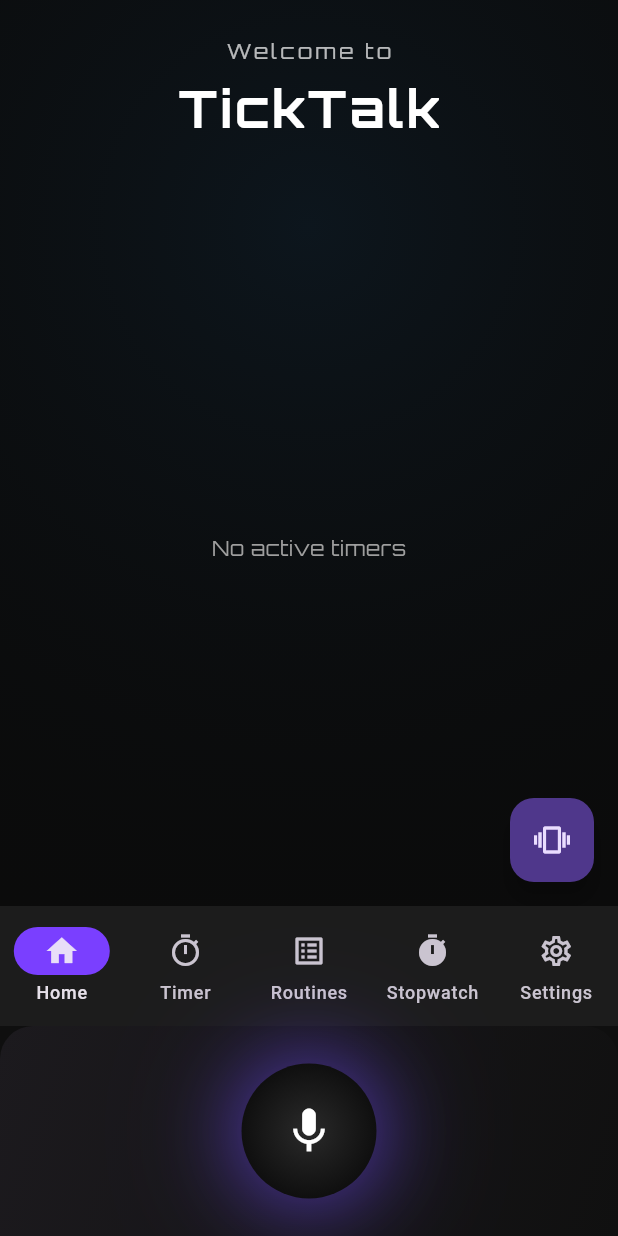
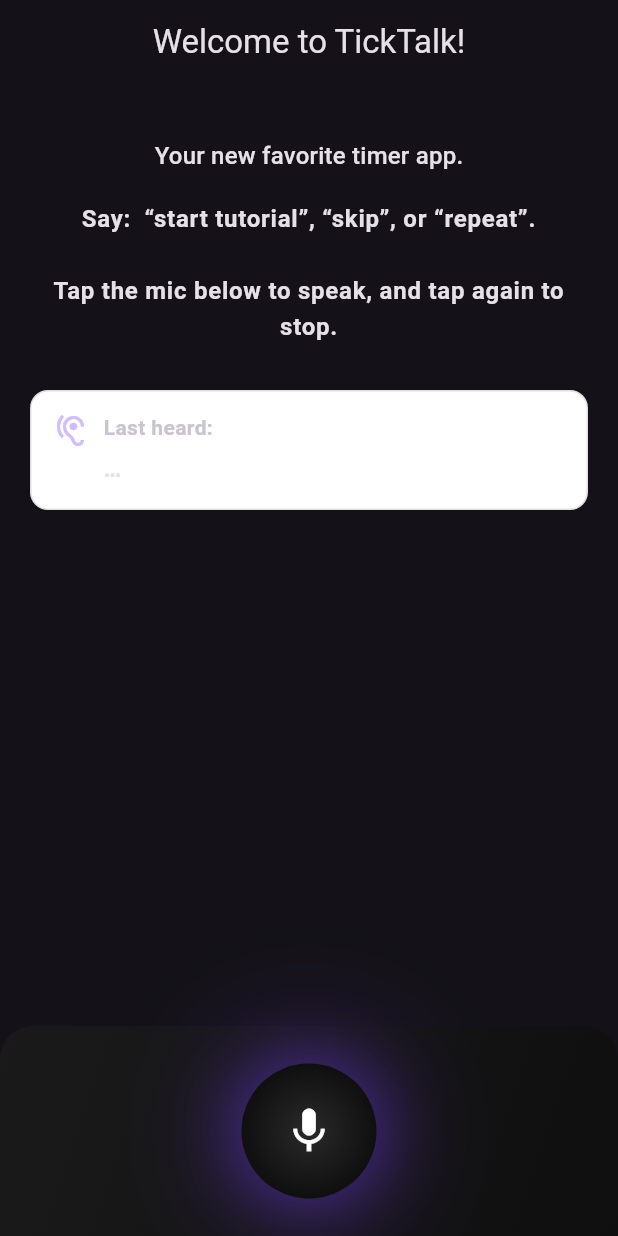
Before and after one commit to devgrg25/TickTalk-User-Stories-and-Project-Setup-Group-2-, a Flutter app: the screen it shows after launch, after a tap on the "mic none" icon, on a phone screen of 412 x 824 dp. Run offline on Flutter 3.47's test engine with Material 3 defaults, Android fonts, the phone set to English and light mode, and no system bars; our stand-ins replace flutter_tts, google_fonts, shared_preferences, speech_to_text.

Commit message:
New UI for welcome page.

```diff
--- /dev/null
+++ b/lib/UI/welcome_page/welcome_page.dart
@@ -0,0 +1,261 @@
+import 'package:flutter/material.dart';
+import 'package:flutter/services.dart';
+import 'package:flutter_tts/flutter_tts.dart';
+import 'package:speech_to_text/speech_to_text.dart' as stt;
+import 'package:shared_preferences/shared_preferences.dart';
+
+import '../../app_shell/main_shell.dart';          // new UI shell
+import '../../app_shell/voice_mic_bar.dart';
+
+
+class WelcomePage extends StatefulWidget {
+  const WelcomePage({super.key});
+
+  @override
+  State<WelcomePage> createState() => _WelcomePageState();
+}
+
+class _WelcomePageState extends State<WelcomePage> {
+  // ---- TTS ----
+  final FlutterTts _tts = FlutterTts();
+  bool _hasPlayedWelcome = false;
+
+  // ---- Speech ----
+  final stt.SpeechToText _speech = stt.SpeechToText();
+  bool _listening = false;
+  String _lastHeard = '…';
+
+  final String _welcomeText = '''
+Welcome to TickTalk. I’ll guide you through setup and features step by step.
+Say “start tutorial” to begin, “skip” to continue to the app, or “repeat” to hear this again.
+Tap the mic at the bottom of your screen to speak, then tap again to stop.
+''';
+
+  @override
+  void initState() {
+    super.initState();
+    _initTts();
+    _initSpeech();
+    WidgetsBinding.instance.addPostFrameCallback((_) => _maybePlayWelcome());
+  }
+
+  // --------------------- T T S --------------------- //
+  Future<void> _initTts() async {
+    try {
+      await _tts.setLanguage('en-US');
+      await _tts.setSpeechRate(0.50);
+      await _tts.setPitch(1.0);
+      await _tts.awaitSpeakCompletion(true);
+    } catch (_) {}
+    _maybePlayWelcome();
+  }
+
+  Future<void> _maybePlayWelcome() async {
+    if (!mounted || _hasPlayedWelcome) return;
+    await Future.delayed(const Duration(milliseconds: 250));
+    try {
+      await _tts.stop();
+      await _tts.speak(_welcomeText);
+      _hasPlayedWelcome = true;
+    } catch (_) {}
+  }
+
+  // ------------------ S P E E C H ------------------ //
+  Future<void> _initSpeech() async {
+    try {
+      await _speech.initialize(
+        onStatus: (s) {
+          if (!mounted) return;
+          if (s == 'done' || s == 'notListening') {
+            setState(() => _listening = false);
+          }
+        },
+        onError: (_) {
+          if (!mounted) return;
+          setState(() => _listening = false);
+        },
+      );
+    } catch (_) {}
+  }
+
+  Future<void> _startListening() async {
+    if (!await _speech.hasPermission && !(await _speech.initialize())) return;
+    if (!mounted) return;
+
+    setState(() => _listening = true);
+
+    await _speech.listen(
+      partialResults: true,
+      localeId: 'en_US',
+      listenMode: stt.ListenMode.confirmation,
+      onResult: (res) {
+        if (!mounted) return;
+        final words = res.recognizedWords.trim();
+        if (words.isEmpty) return;
+        setState(() => _lastHeard = words);
+        if (res.finalResult) _handle(words.toLowerCase());
+      },
+    );
+  }
+
+  Future<void> _stopListening() async {
+    try {
+      await _speech.stop();
+    } catch (_) {}
+    if (!mounted) return;
+    setState(() => _listening = false);
+  }
+
+  // ------------------ N A V I G A T I O N ------------------ //
+  Future<void> _goHome() async {
+    try {
+      await _speech.stop();
+      await _tts.stop();
+    } catch (_) {}
+    if (!mounted) return;
+
+    Navigator.of(context).pushReplacement(
+      MaterialPageRoute(builder: (_) => const MainShell()),
+    );
+
+    final prefs = await SharedPreferences.getInstance();
+    await prefs.setBool('hasSeenWelcome', true);
+  }
+
+  Future<void> _handle(String words) async {
+    bool has(String s) => words.contains(s);
+
+    if (has('repeat')) {
+      await _tts.stop();
+      await _tts.speak(_welcomeText);
+      return;
+    }
+
+    if (has('start tutorial') || has('start the tutorial') || has('start')) {
+      await _goHome(); // for now just enter the app
+      return;
+    }
+
+    if (has('skip') || has('continue')) {
+      await _goHome();
+      return;
+    }
+  }
+
+  // Optional tactile feedback
+  Future<void> _triggerFeedback() async {
+    try {
+      HapticFeedback.mediumImpact();
+      SystemSound.play(SystemSoundType.click);
+    } catch (_) {}
+  }
+
+  @override
+  void dispose() {
+    _speech.stop();
+    _tts.stop();
+    super.dispose();
+  }
+
+  // -------------------- UI --------------------
+  @override
+  Widget build(BuildContext context) {
+    final cs = Theme.of(context).colorScheme;
+
+    return Scaffold(
+      backgroundColor: cs.surface,
+      appBar: AppBar(
+        title: const Text('Welcome to TickTalk!'),
+        centerTitle: true,
+      ),
+      body: SafeArea(
+        child: Stack(
+          children: [
+            // --------- Main content ---------
+            ListView(
+              padding: const EdgeInsets.fromLTRB(20, 28, 20, 160),
+              children: [
+                const SizedBox(height: 8),
+                Text(
+                  'Your new favorite timer app.',
+                  textAlign: TextAlign.center,
+                  style: Theme.of(context).textTheme.titleMedium,
+                ),
+                const SizedBox(height: 18),
+                Text(
+                  'Say:  “start tutorial”, “skip”, or “repeat”.\n\n'
+                      'Tap the mic below to speak, and tap again to stop.',
+                  textAlign: TextAlign.center,
+                  style: Theme.of(context)
+                      .textTheme
+                      .bodyLarge
+                      ?.copyWith(fontWeight: FontWeight.w600),
+                ),
+                const SizedBox(height: 30),
+
+                // Heard box
+                Container(
+                  width: double.infinity,
+                  padding: const EdgeInsets.all(14),
+                  decoration: BoxDecoration(
+                    color: Colors.white,
+                    borderRadius: BorderRadius.circular(12),
+                    border: Border.all(color: Colors.black12),
+                  ),
+                  child: Row(
+                    crossAxisAlignment: CrossAxisAlignment.start,
+                    children: [
+                      Icon(Icons.hearing, color: cs.primary),
+                      const SizedBox(width: 10),
+                      Expanded(
+                        child: Column(
+                          crossAxisAlignment: CrossAxisAlignment.start,
+                          children: [
+                            Text(
+                              'Last heard:',
+                              style: TextStyle(
+                                color: cs.onSurfaceVariant,
+                                fontWeight: FontWeight.w600,
+                              ),
+                            ),
+                            const SizedBox(height: 6),
+                            Text(
+                              _lastHeard.isEmpty ? '…' : _lastHeard,
+                              style: Theme.of(context)
+                                  .textTheme
+                                  .titleMedium
+                                  ?.copyWith(fontWeight: FontWeight.w600),
+                            ),
+                          ],
+                        ),
+                      ),
+                    ],
+                  ),
+                ),
+              ],
+            ),
+
+            // --------- Bottom mic (same component as home) ---------
+            Align(
+              alignment: Alignment.bottomCenter,
+              child: SafeArea(
+                child: VoiceMicBar(
+                  isListening: _listening,
+                  onTap: () async {
+                    await _triggerFeedback();
+                    if (_listening) {
+                      await _stopListening();
+                    } else {
+                      await _tts.stop();
+                      await _startListening();
+                    }
+                  },
+                ),
+              ),
+            ),
+          ],
+        ),
+      ),
+    );
+  }
+}
--- a/lib/main.dart
+++ b/lib/main.dart
@@ -1,13 +1,19 @@
 import 'package:flutter/material.dart';
+import 'package:shared_preferences/shared_preferences.dart';
+
 import 'app_shell/main_shell.dart';
 
 // NEW: Import stopwatch pages
 import 'package:ticktalk_app/UI/stopwatch/stopwatch_selector_page.dart';
 import 'package:ticktalk_app/UI/stopwatch/normal_stopwatch_page.dart';
 
+// NEW: Welcome page
+import 'UI/welcome_page/welcome_page.dart';
+
 final RouteObserver<PageRoute> routeObserver = RouteObserver<PageRoute>();
 
 void main() {
+  WidgetsFlutterBinding.ensureInitialized();
   runApp(const TickTalkApp());
 }
 
@@ -22,13 +28,58 @@
       theme: ThemeData.dark(),
       navigatorObservers: [routeObserver],
 
-      // ✅ Add stopwatch routes here
+      // ✅ Stopwatch routes stay the same
       routes: {
         "/stopwatch": (context) => const StopwatchSelectorPage(),
         "/normalStopwatch": (context) => const NormalStopwatchPage(),
       },
 
-      home: const MainShell(),
+      // ✅ Decide whether to show WelcomePage or MainShell
+      home: const _StartupWrapper(),
     );
   }
 }
+
+class _StartupWrapper extends StatefulWidget {
+  const _StartupWrapper({super.key});
+
+  @override
+  State<_StartupWrapper> createState() => _StartupWrapperState();
+}
+
+class _StartupWrapperState extends State<_StartupWrapper> {
+  bool? _hasSeenWelcome;
+
+  @override
+  void initState() {
+    super.initState();
+    _loadFlag();
+  }
+
+  Future<void> _loadFlag() async {
+    final prefs = await SharedPreferences.getInstance();
+    final seen = prefs.getBool('hasSeenWelcome') ?? false;
+    if (!mounted) return;
+    setState(() {
+      _hasSeenWelcome = seen;
+    });
+  }
+
+  @override
+  Widget build(BuildContext context) {
+    // Small loading screen while we read SharedPreferences
+    if (_hasSeenWelcome == null) {
+      return const Scaffold(
+        body: Center(child: CircularProgressIndicator()),
+      );
+    }
+
+    // If user has already seen the welcome, go straight to new UI
+    if (_hasSeenWelcome!) {
+      return const MainShell();
+    }
+
+    // First time → show voice-based WelcomePage
+    return const WelcomePage();
+  }
+}
```
Also changed, not shown: 2 other files.
